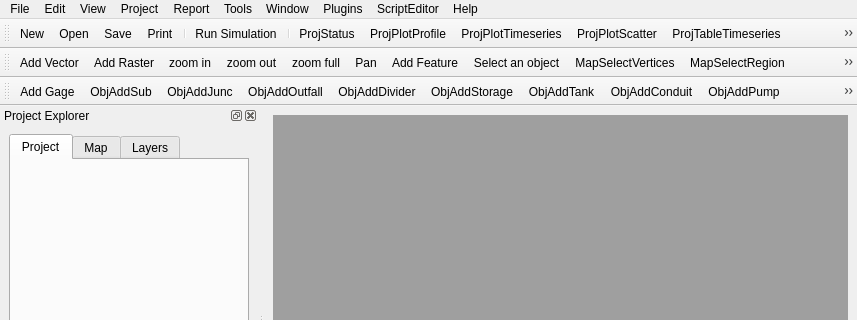
Old version of the form src/ui/frmMainDesigner.ui in the repository USEPA/SWMM-EPANET_User_Interface; both pictures show x 0 to 857 and y 0 to 320 of the 857 by 646 pixel window.
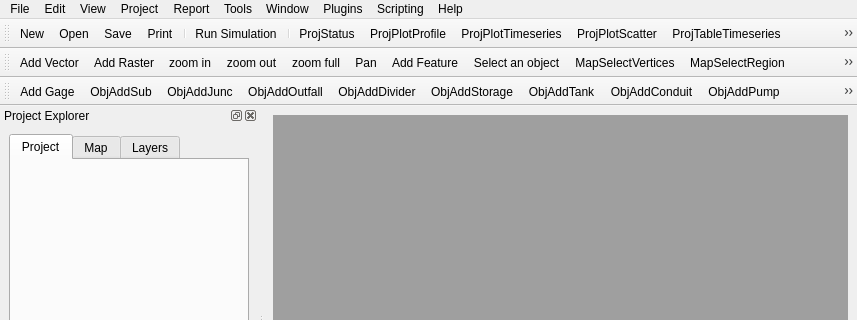
New version of the form. Icons and pictures are not drawn.

Commit message: update main form create sub menu under 'Scripting' create sub menu udner 'Recent'

```diff
--- a/src/ui/frmMainDesigner.ui
+++ b/src/ui/frmMainDesigner.ui
@@ -303,9 +303,9 @@
      <string>Help</string>
     </property>
    </widget>
-   <widget class="QMenu" name="menuScriptEditor">
+   <widget class="QMenu" name="menuScripting">
     <property name="title">
-     <string>ScriptEditor</string>
+     <string>Scripting</string>
     </property>
    </widget>
    <addaction name="menuFile"/>
@@ -316,7 +316,7 @@
    <addaction name="menuTools"/>
    <addaction name="menuWindow"/>
    <addaction name="menuPlugins"/>
-   <addaction name="menuScriptEditor"/>
+   <addaction name="menuScripting"/>
    <addaction name="menuHelp"/>
   </widget>
   <widget class="QStatusBar" name="statusbar"/>
```
Left out of the diff: 33 changed lines with no effect on the pictures. The commit also changes 1 other file.
